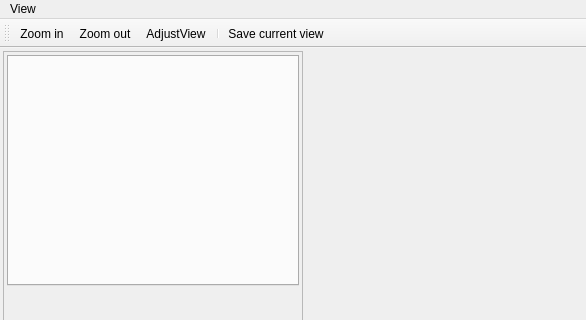
This is source/cats/gui/MainWindow.ui in assisi/CATS2 as Qt 5 draws it before an edit; both pictures show x 0 to 586 and y 0 to 320 of the 586 by 524 pixel window. The edited form follows.
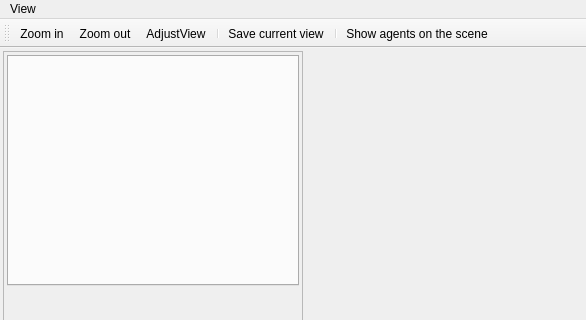
This is the edited form. Icons and pictures are not drawn.

Commit message: Show/hide the orientation of the detected agents.

```diff
--- a/source/cats/gui/MainWindow.ui
+++ b/source/cats/gui/MainWindow.ui
@@ -142,6 +142,8 @@
    <addaction name="actionAdjustView"/>
    <addaction name="separator"/>
    <addaction name="actionSaveCurrentView"/>
+   <addaction name="separator"/>
+   <addaction name="actionShowAgents"/>
   </widget>
   <action name="actionZoomIn">
    <property name="icon">
@@ -188,6 +190,18 @@
     <string>Adjusts the view to the available area</string>
    </property>
   </action>
+  <action name="actionShowAgents">
+   <property name="checkable">
+    <bool>true</bool>
+   </property>
+   <property name="icon">
+    <iconset resource="../icons.qrc">
+     <normaloff>:/resources/icons/ic_change_history_black_24dp.png</normaloff>:/resources/icons/ic_change_history_black_24dp.png</iconset>
+   </property>
+   <property name="text">
+    <string>Show agents on the scene</string>
+   </property>
+  </action>
  </widget>
  <resources>
   <include location="../icons.qrc"/>
```
Left out of the diff: 2 changed lines with no effect on the pictures. The commit also changes 5 other files.
